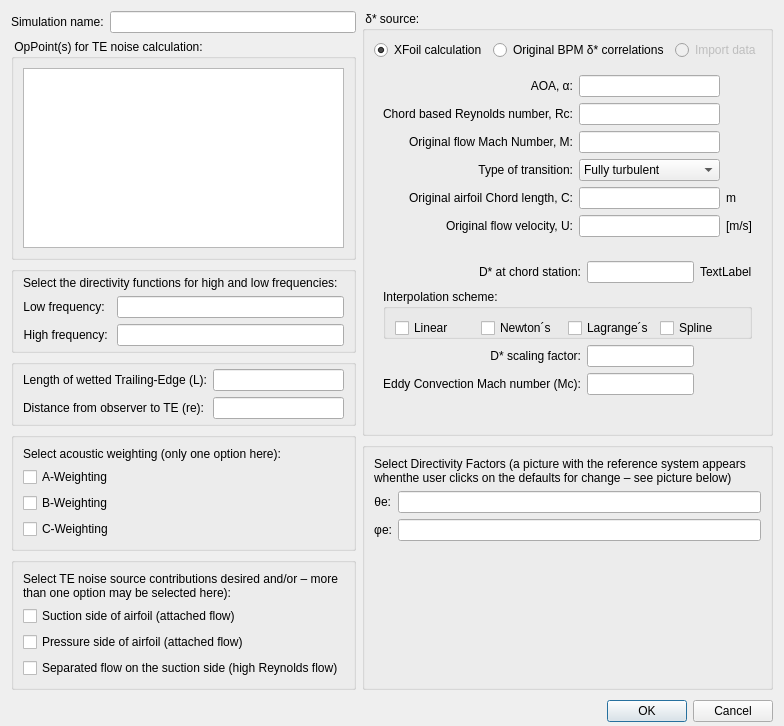
First picture: the form in src/Noise/noisesimulationdialog.ui, repository rmaugusto/qblade, before the edit.
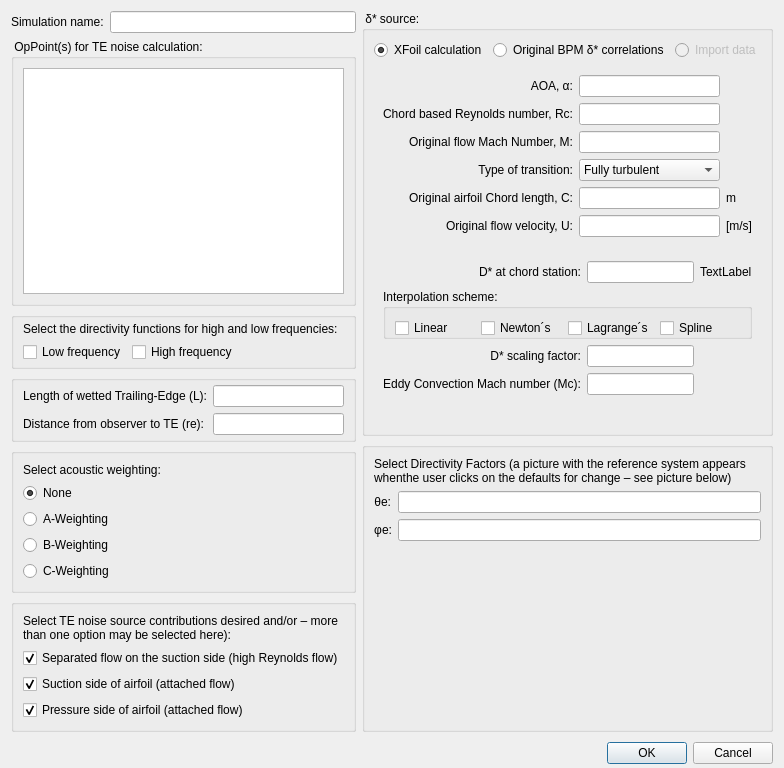
Second picture: the form after the edit. Icons and pictures are not drawn.

Commit message: formulario e criacao do modulo

What changed in the file:
```diff
--- a/src/Noise/noisesimulationdialog.ui
+++ b/src/Noise/noisesimulationdialog.ui
@@ -7,7 +7,7 @@
     <x>0</x>
     <y>0</y>
     <width>766</width>
-    <height>726</height>
+    <height>768</height>
    </rect>
   </property>
   <property name="sizePolicy">
@@ -521,37 +521,19 @@
          </widget>
         </item>
         <item row="1" column="0">
-         <widget class="QLabel" name="label_12">
-          <property name="layoutDirection">
-           <enum>Qt::LeftToRight</enum>
-          </property>
+         <widget class="QCheckBox" name="checkBox_4">
           <property name="text">
-           <string>Low frequency: </string>
-          </property>
-          <property name="alignment">
-           <set>Qt::AlignRight|Qt::AlignTrailing|Qt::AlignVCenter</set>
+           <string>Low frequency</string>
           </property>
          </widget>
         </item>
         <item row="1" column="1">
-         <widget class="QLineEdit" name="lineEdit_6"/>
-        </item>
-        <item row="2" column="0">
-         <widget class="QLabel" name="label_11">
-          <property name="layoutDirection">
-           <enum>Qt::LeftToRight</enum>
-          </property>
+         <widget class="QCheckBox" name="checkBox_5">
           <property name="text">
-           <string>High frequency: </string>
-          </property>
-          <property name="alignment">
-           <set>Qt::AlignRight|Qt::AlignTrailing|Qt::AlignVCenter</set>
+           <string>High frequency</string>
           </property>
          </widget>
         </item>
-        <item row="2" column="1">
-         <widget class="QLineEdit" name="lineEdit_5"/>
-        </item>
        </layout>
       </widget>
      </item>
@@ -614,34 +596,44 @@
         <string/>
        </property>
        <layout class="QGridLayout" name="gridLayout_2">
-        <item row="5" column="0">
-         <widget class="QCheckBox" name="checkBox_6">
-          <property name="text">
-           <string>C-Weighting</string>
-          </property>
-         </widget>
-        </item>
-        <item row="2" column="0">
-         <widget class="QCheckBox" name="checkBox_5">
-          <property name="text">
-           <string>B-Weighting</string>
-          </property>
-         </widget>
-        </item>
         <item row="0" column="0">
          <widget class="QLabel" name="label_14">
           <property name="text">
-           <string>Select acoustic weighting (only one option here):</string>
+           <string>Select acoustic weighting:</string>
           </property>
          </widget>
         </item>
-        <item row="1" column="0">
-         <widget class="QCheckBox" name="checkBox_4">
+        <item row="4" column="0">
+         <widget class="QRadioButton" name="radioButton_2">
+          <property name="text">
+           <string>C-Weighting</string>
+          </property>
+         </widget>
+        </item>
+        <item row="2" column="0">
+         <widget class="QRadioButton" name="radioButton">
           <property name="text">
            <string>A-Weighting</string>
           </property>
          </widget>
         </item>
+        <item row="3" column="0">
+         <widget class="QRadioButton" name="radioButton_3">
+          <property name="text">
+           <string>B-Weighting</string>
+          </property>
+         </widget>
+        </item>
+        <item row="1" column="0">
+         <widget class="QRadioButton" name="radioButton_4">
+          <property name="text">
+           <string>None</string>
+          </property>
+          <property name="checked">
+           <bool>true</bool>
+          </property>
+         </widget>
+        </item>
        </layout>
       </widget>
      </item>
@@ -670,25 +662,34 @@
           </property>
          </widget>
         </item>
-        <item row="1" column="0">
+        <item row="2" column="0">
          <widget class="QCheckBox" name="checkBox">
           <property name="text">
            <string>Suction side of airfoil (attached flow)</string>
           </property>
+          <property name="checked">
+           <bool>true</bool>
+          </property>
          </widget>
         </item>
-        <item row="2" column="0">
+        <item row="3" column="0">
          <widget class="QCheckBox" name="checkBox_2">
           <property name="text">
            <string>Pressure side of airfoil (attached flow)</string>
           </property>
+          <property name="checked">
+           <bool>true</bool>
+          </property>
          </widget>
         </item>
-        <item row="3" column="0">
+        <item row="1" column="0">
          <widget class="QCheckBox" name="checkBox_3">
           <property name="text">
            <string>Separated flow on the suction side (high Reynolds flow)</string>
           </property>
+          <property name="checked">
+           <bool>true</bool>
+          </property>
          </widget>
         </item>
        </layout>
```
Left out of the diff: 76 changed lines with no effect on the pictures. The commit also changes 1 other file.
